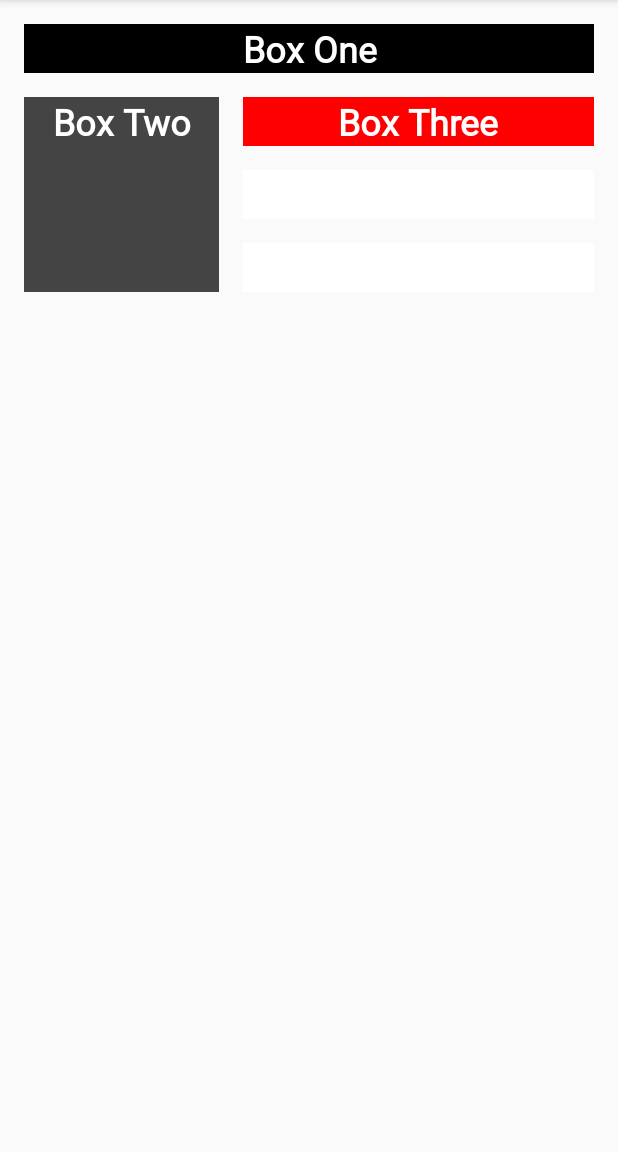
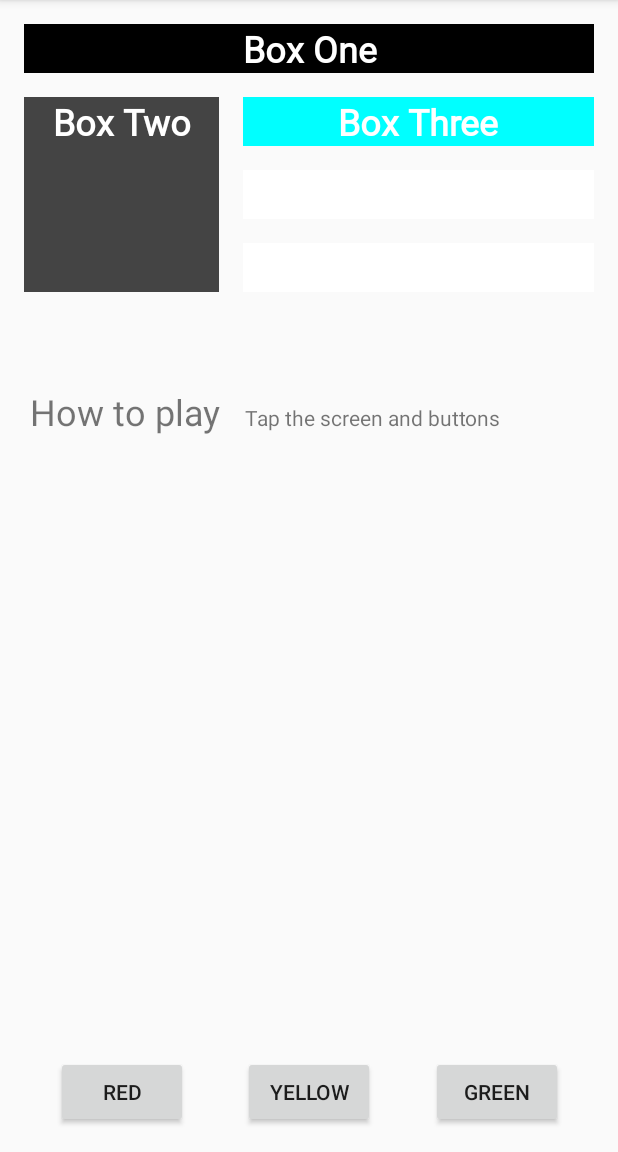
Before and after one commit to mozgolom112/Sber-Android-Education, an Android app: the screen it shows after launch (MainActivity), after a tap on "Box Three", on a phone screen of 412 x 824 dp, the part 84-1236 px from its top. Run offline under Robolectric (Android 15) with nearby library versions, the phone set to English and light mode, and no system bars; 2 other taps on this screen came first.

Commit message:
Finish lesson 2

```diff
--- a/Dev_Android_Apps_with_Kotlin/Lesson_2/ColorMyViews/app/src/main/java/com/mozgolom112/colormyviews/MainActivity.kt
+++ b/Dev_Android_Apps_with_Kotlin/Lesson_2/ColorMyViews/app/src/main/java/com/mozgolom112/colormyviews/MainActivity.kt
@@ -1,5 +1,6 @@
 package com.mozgolom112.colormyviews
 
+import android.annotation.SuppressLint
 import android.graphics.Color
 import androidx.appcompat.app.AppCompatActivity
 import android.os.Bundle
@@ -16,7 +17,8 @@ class MainActivity : AppCompatActivity() {
     private fun setListeners(){
         val clickableViews: List<View> =
             listOf(box_one_text, box_two_text, box_three_text,
-                box_four_text, box_five_text, constraint_layout)
+                box_four_text, box_five_text, constraint_layout,
+                red_button, green_button, yellow_button)
 
         for (item in clickableViews){
             item.setOnClickListener { makeColored(it) }
@@ -28,9 +30,14 @@ class MainActivity : AppCompatActivity() {
             R.id.box_one_text -> view.setBackgroundColor(Color.BLACK)
             R.id.box_two_text -> view.setBackgroundColor(Color.DKGRAY)
 
-            R.id.box_three_text -> view.setBackgroundColor(Color.RED)
+            R.id.box_three_text -> view.setBackgroundColor(Color.CYAN)
             R.id.box_four_text -> view.setBackgroundColor(Color.BLUE)
             R.id.box_five_text -> view.setBackgroundColor(Color.YELLOW)
+
+            R.id.red_button -> box_three_text.setBackgroundColor( getResources().getColor(R.color.my_red) )
+            R.id.yellow_button -> box_four_text.setBackgroundColor(getResources().getColor(R.color.my_yellow) )
+            R.id.green_button -> box_five_text.setBackgroundColor(R.color.my_green)
+
             else -> view.setBackgroundColor(Color.LTGRAY)
         }
     }
--- a/Dev_Android_Apps_with_Kotlin/Lesson_2/ColorMyViews/app/src/main/res/layout/activity_main.xml
+++ b/Dev_Android_Apps_with_Kotlin/Lesson_2/ColorMyViews/app/src/main/res/layout/activity_main.xml
@@ -73,4 +73,68 @@
         app:layout_constraintStart_toEndOf="@+id/box_two_text"
         app:layout_constraintTop_toBottomOf="@+id/box_four_text" />
 
+    <TextView
+        android:id="@+id/label_text"
+        android:layout_width="wrap_content"
+        android:layout_height="0dp"
+        android:layout_marginStart="20dp"
+        android:text="@string/how_to_play"
+        android:textSize="24sp"
+        app:layout_constraintBaseline_toBaselineOf="@+id/info_text"
+        app:layout_constraintStart_toStartOf="parent" />
+
+    <TextView
+        android:id="@+id/info_text"
+        android:layout_width="0dp"
+        android:layout_height="wrap_content"
+        android:layout_marginStart="16dp"
+        android:layout_marginTop="16dp"
+        android:layout_marginEnd="16dp"
+        android:layout_marginBottom="16dp"
+        android:text="@string/tap_the_boxes_and_buttons"
+        app:layout_constraintBottom_toBottomOf="parent"
+        app:layout_constraintEnd_toEndOf="parent"
+        app:layout_constraintHorizontal_bias="1.0"
+        app:layout_constraintStart_toEndOf="@+id/label_text"
+        app:layout_constraintTop_toBottomOf="@+id/box_two_text"
+        app:layout_constraintVertical_bias="0.111" />
+
+    <Button
+        android:id="@+id/red_button"
+        android:layout_width="wrap_content"
+        android:layout_height="wrap_content"
+        android:layout_marginStart="16dp"
+        android:text="@string/button_red"
+        app:layout_constraintBaseline_toBaselineOf="@+id/yellow_button"
+        app:layout_constraintEnd_toStartOf="@+id/yellow_button"
+        app:layout_constraintHorizontal_bias="0.5"
+        app:layout_constraintStart_toStartOf="parent" />
+
+    <Button
+        android:id="@+id/yellow_button"
+        android:layout_width="wrap_content"
+        android:layout_height="wrap_content"
+        android:layout_marginStart="16dp"
+        android:layout_marginTop="132dp"
+        android:layout_marginEnd="16dp"
+        android:layout_marginBottom="16dp"
+        android:text="@string/button_yellow"
+        app:layout_constraintBottom_toBottomOf="parent"
+        app:layout_constraintEnd_toStartOf="@+id/green_button"
+        app:layout_constraintHorizontal_bias="0.5"
+        app:layout_constraintStart_toEndOf="@+id/red_button"
+        app:layout_constraintTop_toBottomOf="@+id/info_text"
+        app:layout_constraintVertical_bias="1.0" />
+
+    <Button
+        android:id="@+id/green_button"
+        android:layout_width="wrap_content"
+        android:layout_height="wrap_content"
+        android:layout_marginEnd="16dp"
+        android:text="@string/button_green"
+        app:layout_constraintBaseline_toBaselineOf="@+id/yellow_button"
+        app:layout_constraintEnd_toEndOf="parent"
+        app:layout_constraintHorizontal_bias="0.5"
+        app:layout_constraintStart_toEndOf="@+id/yellow_button" />
+
 </androidx.constraintlayout.widget.ConstraintLayout>
--- a/Dev_Android_Apps_with_Kotlin/Lesson_2/ColorMyViews/app/src/main/res/values/colors.xml
+++ b/Dev_Android_Apps_with_Kotlin/Lesson_2/ColorMyViews/app/src/main/res/values/colors.xml
@@ -2,5 +2,9 @@
 <resources>
     <color name="colorPrimary">#6200EE</color>
     <color name="colorPrimaryDark">#3700B3</color>
-    <color name="colorAccent">#03DAC5</color>
+    <color name="colorAccent">#9C27B0</color>
+
+    <color name="my_red">@android:color/holo_red_dark</color>
+    <color name="my_green">@android:color/holo_green_dark</color>
+    <color name="my_yellow">#ECD146</color>
 </resources>
--- a/Dev_Android_Apps_with_Kotlin/Lesson_2/ColorMyViews/app/src/main/res/values/strings.xml
+++ b/Dev_Android_Apps_with_Kotlin/Lesson_2/ColorMyViews/app/src/main/res/values/strings.xml
@@ -4,7 +4,10 @@
     <string name="box_two">Box Two</string>
     <string name="box_three">Box Three</string>
     <string name="box_four">Box Four</string>
-    <string name="box_five">Box Five</string>s
+    <string name="box_five">Box Five</string>
     <string name="button_yellow">YELLOW</string>
     <string name="button_green">GREEN</string>
+    <string name="button_red">RED</string>
+    <string name="how_to_play">How to play</string>
+    <string name="tap_the_boxes_and_buttons">Tap the screen and buttons</string>
 </resources>
```
